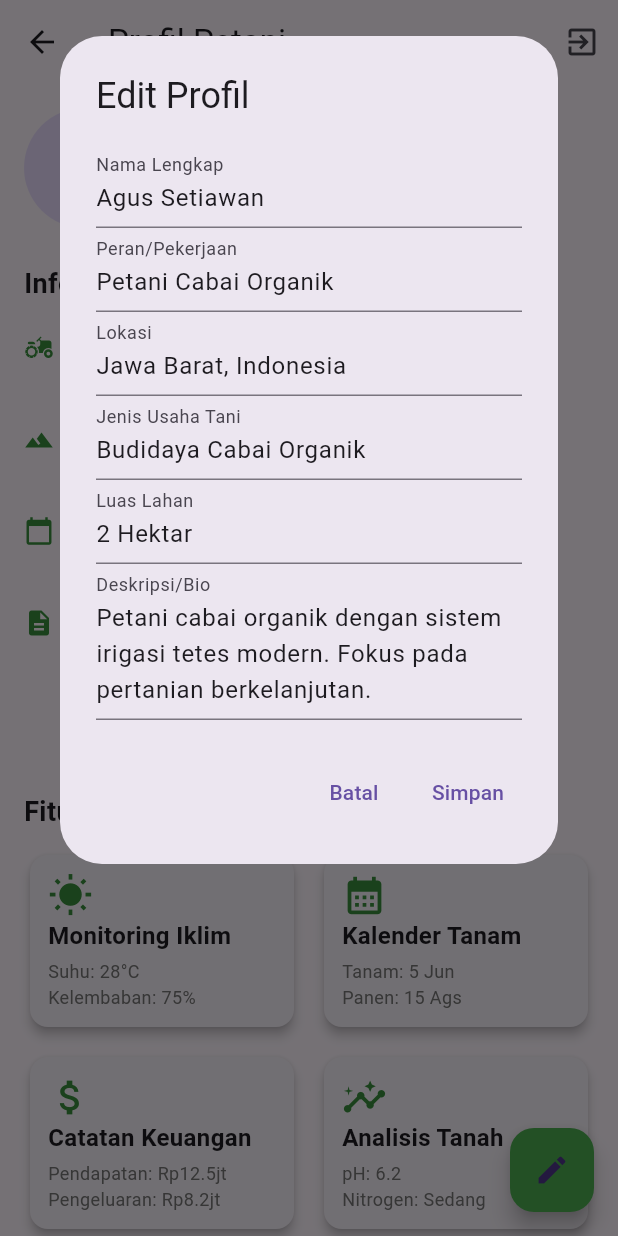
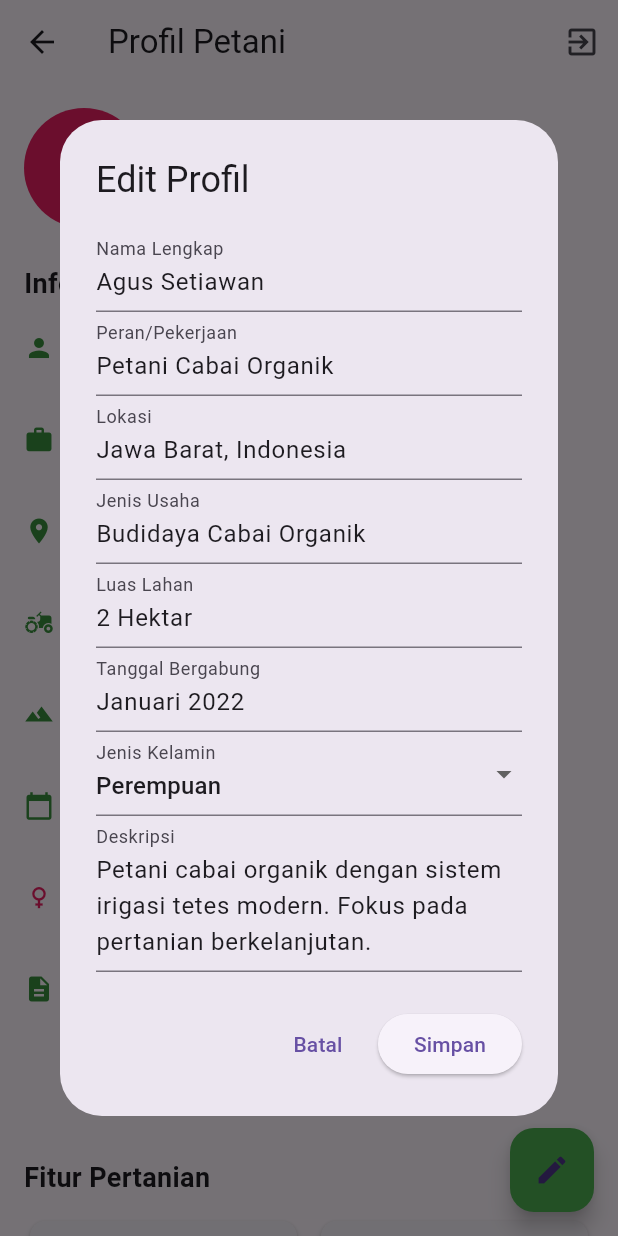
Before and after one commit to faruq010703/pertanian_app, a Flutter app: the ProfileScreen screen opened directly, after a tap on the "edit" icon, on a phone screen of 412 x 824 dp. Run offline on Flutter 3.47's test engine with Material 3 defaults, Android fonts, the light colour scheme and no system bars.

Commit message:
perbarui profil screen

```diff
--- a/analysis_options.yaml
+++ b/analysis_options.yaml
@@ -7,6 +7,11 @@
 
 # The following line activates a set of recommended lints for Flutter apps,
 # packages, and plugins designed to encourage good coding practices.
+analyzer:
+  errors:
+    no_leading_underscores_for_local_identifiers: ignore ignore
+    prefer_typing_uninitialized_variables: ignore
+    sort_child_properties_last: ignore
 include: package:flutter_lints/flutter.yaml
 
 linter:
--- a/lib/screens/profile_screen.dart
+++ b/lib/screens/profile_screen.dart
@@ -1,18 +1,5 @@
 import 'package:flutter/material.dart';
 import 'login_screen.dart';
-
-// Add this class outside of your ProfileScreen class
-class FarmingFeature {
-  final IconData icon;
-  final String title;
-  final String details;
-
-  FarmingFeature({
-    required this.icon,
-    required this.title,
-    required this.details,
-  });
-}
 
 class ProfileScreen extends StatefulWidget {
   const ProfileScreen({super.key});
@@ -22,15 +9,14 @@ class ProfileScreen extends StatefulWidget {
 }
 
 class _ProfileScreenState extends State<ProfileScreen> {
-  String userName = 'Agus Setiawan';
-  String userRole = 'Petani Cabai Organik';
-  String userLocation = 'Jawa Barat, Indonesia';
-  String farmType = 'Budidaya Cabai Organik';
-  String landArea = '2 Hektar';
-  String joinDate = 'Januari 2022';
-  String userBio =
-      'Petani cabai organik dengan sistem irigasi tetes modern. Fokus pada pertanian berkelanjutan.';
-  String profileImageUrl = 'https://example.com/farmer-avatar.jpg';
+  String namaPengguna = 'Agus Setiawan';
+  String peranPengguna = 'Petani Cabai Organik';
+  String lokasiPengguna = 'Jawa Barat, Indonesia';
+  String jenisUsaha = 'Budidaya Cabai Organik';
+  String luasLahan = '2 Hektar';
+  String tanggalBergabung = 'Januari 2022';
+  String bioPengguna = 'Petani cabai organik dengan sistem irigasi tetes modern. Fokus pada pertanian berkelanjutan.';
+  String jenisKelamin = 'Perempuan';
 
   @override
   Widget build(BuildContext context) {
@@ -56,68 +42,158 @@ class _ProfileScreenState extends State<ProfileScreen> {
         child: Column(
           crossAxisAlignment: CrossAxisAlignment.start,
           children: [
-            // Editable Profile Header Section
-            _buildProfileHeader(),
+            _buatHeaderProfil(),
             const SizedBox(height: 24),
-
-            // Editable User Information Section
-            _buildUserInfoSection(),
+            _buatBagianInfoPengguna(),
             const SizedBox(height: 24),
-
-            // Farming Features Section
-            _buildFarmingFeaturesSection(),
+            _buatBagianFiturPertanian(),
           ],
         ),
       ),
       floatingActionButton: FloatingActionButton(
-        onPressed: _showEditProfileDialog,
+        onPressed: _tampilkanDialogEditProfil,
         child: const Icon(Icons.edit),
         backgroundColor: Colors.green,
       ),
     );
   }
 
-  Widget _buildProfileHeader() {
-    return GestureDetector(
-      onTap: _changeProfilePicture,
-      child: Row(
+  Widget _buatHeaderProfil() {
+    return Row(
       children: [
         CircleAvatar(
           radius: 40,
-            backgroundImage: NetworkImage(profileImageUrl),
-            child: profileImageUrl.isEmpty
-                ? const Icon(Icons.person, size: 40)
-                : null,
+          child: Icon(
+            jenisKelamin == 'Perempuan' ? Icons.female : Icons.male,
+            size: 40,
+            color: Colors.white,
+          ),
+          backgroundColor: jenisKelamin == 'Perempuan' ? Colors.pink : Colors.blue,
         ),
         const SizedBox(width: 16),
         Column(
           crossAxisAlignment: CrossAxisAlignment.start,
           children: [
             Text(
-                userName,
+              namaPengguna,
               style: const TextStyle(fontSize: 20, fontWeight: FontWeight.bold),
             ),
             const SizedBox(height: 4),
             Text(
-                userRole,
+              peranPengguna,
               style: TextStyle(color: Colors.grey[600]),
             ),
             const SizedBox(height: 4),
             Row(
               children: [
-                  Icon(Icons.location_on, size: 16, color: Colors.grey[600]),
+                Icon(
+                  jenisKelamin == 'Perempuan' ? Icons.female : Icons.male,
+                  size: 16,
+                  color: jenisKelamin == 'Perempuan' ? Colors.pink : Colors.blue,
+                ),
                 const SizedBox(width: 4),
-                  Text(userLocation),
+                Text(lokasiPengguna),
               ],
             ),
           ],
+        ),
+      ],
+    );
+  }
+
+  void _tampilkanDialogEditProfil() {
+    final namaController = TextEditingController(text: namaPengguna);
+    final peranController = TextEditingController(text: peranPengguna);
+    final lokasiController = TextEditingController(text: lokasiPengguna);
+    final usahaController = TextEditingController(text: jenisUsaha);
+    final lahanController = TextEditingController(text: luasLahan);
+    final bergabungController = TextEditingController(text: tanggalBergabung);
+    final bioController = TextEditingController(text: bioPengguna);
+    String? jenisKelaminTerpilih = jenisKelamin;
+
+    showDialog(
+      context: context,
+      builder: (context) => AlertDialog(
+        title: const Text('Edit Profil'),
+        content: SingleChildScrollView(
+          child: Column(
+            mainAxisSize: MainAxisSize.min,
+            children: [
+              TextField(
+                controller: namaController,
+                decoration: const InputDecoration(labelText: 'Nama Lengkap'),
+              ),
+              TextField(
+                controller: peranController,
+                decoration: const InputDecoration(labelText: 'Peran/Pekerjaan'),
+              ),
+              TextField(
+                controller: lokasiController,
+                decoration: const InputDecoration(labelText: 'Lokasi'),
+              ),
+              TextField(
+                controller: usahaController,
+                decoration: const InputDecoration(labelText: 'Jenis Usaha'),
+              ),
+              TextField(
+                controller: lahanController,
+                decoration: const InputDecoration(labelText: 'Luas Lahan'),
+              ),
+              TextField(
+                controller: bergabungController,
+                decoration: const InputDecoration(labelText: 'Tanggal Bergabung'),
+              ),
+              DropdownButtonFormField<String>(
+                value: jenisKelaminTerpilih,
+                items: ['Laki-laki', 'Perempuan'].map((String value) {
+                  return DropdownMenuItem<String>(
+                    value: value,
+                    child: Text(value),
+                  );
+                }).toList(),
+                onChanged: (newValue) {
+                  jenisKelaminTerpilih = newValue;
+                },
+                decoration: const InputDecoration(labelText: 'Jenis Kelamin'),
+              ),
+              TextField(
+                controller: bioController,
+                maxLines: 3,
+                decoration: const InputDecoration(labelText: 'Deskripsi'),
+              ),
+            ],
+          ),
+        ),
+        actions: [
+          TextButton(
+            onPressed: () => Navigator.pop(context),
+            child: const Text('Batal'),
+          ),
+          ElevatedButton(
+            onPressed: () {
+              setState(() {
+                namaPengguna = namaController.text;
+                peranPengguna = peranController.text;
+                lokasiPengguna = lokasiController.text;
+                jenisUsaha = usahaController.text;
+                luasLahan = lahanController.text;
+                tanggalBergabung = bergabungController.text;
+                bioPengguna = bioController.text;
+                jenisKelamin = jenisKelaminTerpilih ?? jenisKelamin;
+              });
+              Navigator.pop(context);
+              ScaffoldMessenger.of(context).showSnackBar(
+                const SnackBar(content: Text('Profil berhasil diperbarui')),
+              );
+            },
+            child: const Text('Simpan'),
           ),
         ],
       ),
     );
   }
 
-  Widget _buildUserInfoSection() {
+  Widget _buatBagianInfoPengguna() {
     return Column(
       crossAxisAlignment: CrossAxisAlignment.start,
       children: [
@@ -126,33 +202,49 @@ class _ProfileScreenState extends State<ProfileScreen> {
           style: TextStyle(fontSize: 18, fontWeight: FontWeight.bold),
         ),
         const SizedBox(height: 12),
-        _buildInfoItem(Icons.agriculture, 'Jenis Usaha', farmType),
-        _buildInfoItem(Icons.landscape, 'Luas Lahan', landArea),
-        _buildInfoItem(Icons.calendar_today, 'Bergabung Sejak', joinDate),
-        _buildInfoItem(Icons.description, 'Deskripsi', userBio),
+        _buatItemInfo(Icons.person, 'Nama Lengkap', namaPengguna),
+        _buatItemInfo(Icons.work, 'Peran/Pekerjaan', peranPengguna),
+        _buatItemInfo(Icons.location_on, 'Lokasi', lokasiPengguna),
+        _buatItemInfo(Icons.agriculture, 'Jenis Usaha', jenisUsaha),
+        _buatItemInfo(Icons.landscape, 'Luas Lahan', luasLahan),
+        _buatItemInfo(Icons.calendar_today, 'Bergabung Sejak', tanggalBergabung),
+        _buatItemInfo(
+          jenisKelamin == 'Perempuan' ? Icons.female : Icons.male,
+          'Jenis Kelamin',
+          jenisKelamin
+        ),
+        _buatItemInfo(Icons.description, 'Deskripsi', bioPengguna),
       ],
     );
   }
 
-  Widget _buildInfoItem(IconData icon, String title, String value) {
+  Widget _buatItemInfo(IconData ikon, String judul, String nilai) {
     return Padding(
       padding: const EdgeInsets.symmetric(vertical: 8.0),
       child: Row(
         crossAxisAlignment: CrossAxisAlignment.start,
         children: [
-          Icon(icon, size: 20, color: Colors.green[700]),
+          Icon(
+            ikon,
+            size: 20,
+            color: ikon == Icons.female
+              ? Colors.pink
+              : ikon == Icons.male
+                ? Colors.blue
+                : Colors.green[700],
+          ),
           const SizedBox(width: 12),
           Expanded(
             child: Column(
               crossAxisAlignment: CrossAxisAlignment.start,
               children: [
                 Text(
-                  title,
+                  judul,
                   style: TextStyle(color: Colors.grey[600], fontSize: 14),
                 ),
                 const SizedBox(height: 2),
                 Text(
-                  value,
+                  nilai,
                   style: const TextStyle(fontSize: 16),
                 ),
               ],
@@ -163,29 +255,28 @@ class _ProfileScreenState extends State<ProfileScreen> {
     );
   }
 
-  Widget _buildFarmingFeaturesSection() {
-    // Define farming features data
-    final List<FarmingFeature> features = [
-      FarmingFeature(
-        icon: Icons.wb_sunny,
-        title: 'Monitoring Iklim',
-        details: 'Suhu: 28°C\nKelembaban: 75%',
-      ),
-      FarmingFeature(
-        icon: Icons.calendar_month,
-        title: 'Kalender Tanam',
-        details: 'Tanam: 5 Jun\nPanen: 15 Ags',
-      ),
-      FarmingFeature(
-        icon: Icons.attach_money,
-        title: 'Catatan Keuangan',
-        details: 'Pendapatan: Rp12.5jt\nPengeluaran: Rp8.2jt',
-      ),
-      FarmingFeature(
-        icon: Icons.insights,
-        title: 'Analisis Tanah',
-        details: 'pH: 6.2\nNitrogen: Sedang',
-      ),
+  Widget _buatBagianFiturPertanian() {
+    final List<Map<String, dynamic>> fitur = [
+      {
+        'ikon': Icons.wb_sunny,
+        'judul': 'Monitoring Iklim',
+        'detail': 'Suhu: 28°C\nKelembaban: 75%',
+      },
+      {
+        'ikon': Icons.calendar_month,
+        'judul': 'Kalender Tanam',
+        'detail': 'Tanam: 5 Jun\nPanen: 15 Ags',
+      },
+      {
+        'ikon': Icons.attach_money,
+        'judul': 'Catatan Keuangan',
+        'detail': 'Pendapatan: Rp12.5jt\nPengeluaran: Rp8.2jt',
+      },
+      {
+        'ikon': Icons.insights,
+        'judul': 'Analisis Tanah',
+        'detail': 'pH: 6.2\nNitrogen: Sedang',
+      },
     ];
 
     return Column(
@@ -201,53 +292,41 @@ class _ProfileScreenState extends State<ProfileScreen> {
           physics: const NeverScrollableScrollPhysics(),
           gridDelegate: const SliverGridDelegateWithFixedCrossAxisCount(
             crossAxisCount: 2,
-            childAspectRatio: 1.5,
-            crossAxisSpacing: 12,
-            mainAxisSpacing: 12,
+            childAspectRatio: 1.0,
+            crossAxisSpacing: 8,
+            mainAxisSpacing: 8,
           ),
-          itemCount: features.length,
+          itemCount: fitur.length,
           itemBuilder: (context, index) {
-            return _buildFeatureCard(
-              features[index].icon,
-              features[index].title,
-              features[index].details,
-            );
-          },
-        ),
-      ],
-    );
-  }
-
-  Widget _buildFeatureCard(IconData icon, String title, String details) {
             return Card(
-      elevation: 3,
+              elevation: 2,
               shape: RoundedRectangleBorder(
-        borderRadius: BorderRadius.circular(12),
+                borderRadius: BorderRadius.circular(10),
               ),
               child: Padding(
-        padding: const EdgeInsets.all(12.0),
+                padding: const EdgeInsets.all(10.0),
                 child: Column(
                   crossAxisAlignment: CrossAxisAlignment.start,
                   mainAxisAlignment: MainAxisAlignment.spaceBetween,
                   children: [
-            Icon(icon, size: 30, color: Colors.green[700]),
+                    Icon(fitur[index]['ikon'], size: 24, color: Colors.green[700]),
                     Column(
                       crossAxisAlignment: CrossAxisAlignment.start,
                       children: [
                         Text(
-                  title,
+                          fitur[index]['judul'],
                           style: const TextStyle(
                             fontWeight: FontWeight.bold,
-                    fontSize: 16,
+                            fontSize: 14,
                           ),
                         ),
-                const SizedBox(height: 4),
+                        const SizedBox(height: 2),
                         Text(
-                  details,
+                          fitur[index]['detail'],
                           style: TextStyle(
-                    fontSize: 12,
+                            fontSize: 11,
                             color: Colors.grey[600],
-                    height: 1.4,
+                            height: 1.3,
                           ),
                         ),
                       ],
@@ -256,141 +335,9 @@ class _ProfileScreenState extends State<ProfileScreen> {
                 ),
               ),
             );
-  }
-
-  void _changeProfilePicture() {
-    showDialog(
-      context: context,
-      builder: (context) => AlertDialog(
-        title: const Text('Ubah Foto Profil'),
-        content: Column(
-          mainAxisSize: MainAxisSize.min,
-          children: [
-            ListTile(
-              leading: const Icon(Icons.camera_alt),
-              title: const Text('Ambil Foto'),
-              onTap: () {
-                // Implement camera functionality
-                Navigator.pop(context);
-              },
-            ),
-            ListTile(
-              leading: const Icon(Icons.photo_library),
-              title: const Text('Pilih dari Galeri'),
-              onTap: () {
-                // Implement gallery picker functionality
-                Navigator.pop(context);
-              },
-            ),
-            ListTile(
-              leading: const Icon(Icons.link),
-              title: const Text('Masukkan URL Gambar'),
-              onTap: () {
-                Navigator.pop(context);
-                _showImageUrlDialog();
           },
         ),
       ],
-        ),
-      ),
-    );
-  }
-
-  void _showImageUrlDialog() {
-    TextEditingController urlController = TextEditingController();
-
-    showDialog(
-      context: context,
-      builder: (context) => AlertDialog(
-        title: const Text('Masukkan URL Gambar'),
-        content: TextField(
-          controller: urlController,
-          decoration: const InputDecoration(hintText: 'https://example.com/image.jpg'),
-        ),
-        actions: [
-          TextButton(
-            onPressed: () => Navigator.pop(context),
-            child: const Text('Batal'),
-          ),
-          TextButton(
-            onPressed: () {
-              setState(() {
-                profileImageUrl = urlController.text;
-              });
-              Navigator.pop(context);
-            },
-            child: const Text('Simpan'),
-          ),
-        ],
-      ),
-    );
-  }
-
-  void _showEditProfileDialog() {
-    TextEditingController nameController = TextEditingController(text: userName);
-    TextEditingController roleController = TextEditingController(text: userRole);
-    TextEditingController locationController = TextEditingController(text: userLocation);
-    TextEditingController farmTypeController = TextEditingController(text: farmType);
-    TextEditingController landAreaController = TextEditingController(text: landArea);
-    TextEditingController bioController = TextEditingController(text: userBio);
-
-    showDialog(
-      context: context,
-      builder: (context) => SingleChildScrollView(
-        child: AlertDialog(
-          title: const Text('Edit Profil'),
-          content: Column(
-            mainAxisSize: MainAxisSize.min,
-            children: [
-              TextField(
-                controller: nameController,
-                decoration: const InputDecoration(labelText: 'Nama Lengkap'),
-              ),
-              TextField(
-                controller: roleController,
-                decoration: const InputDecoration(labelText: 'Peran/Pekerjaan'),
-              ),
-              TextField(
-                controller: locationController,
-                decoration: const InputDecoration(labelText: 'Lokasi'),
-              ),
-              TextField(
-                controller: farmTypeController,
-                decoration: const InputDecoration(labelText: 'Jenis Usaha Tani'),
-              ),
-              TextField(
-                controller: landAreaController,
-                decoration: const InputDecoration(labelText: 'Luas Lahan'),
-              ),
-              TextField(
-                controller: bioController,
-                maxLines: 3,
-                decoration: const InputDecoration(labelText: 'Deskripsi/Bio'),
-              ),
-            ],
-          ),
-          actions: [
-            TextButton(
-              onPressed: () => Navigator.pop(context),
-              child: const Text('Batal'),
-            ),
-            TextButton(
-              onPressed: () {
-                setState(() {
-                  userName = nameController.text;
-                  userRole = roleController.text;
-                  userLocation = locationController.text;
-                  farmType = farmTypeController.text;
-                  landArea = landAreaController.text;
-                  userBio = bioController.text;
-                });
-                Navigator.pop(context);
-              },
-              child: const Text('Simpan'),
-            ),
-          ],
-        ),
-      ),
     );
   }
 }
--- a/pubspec.yaml
+++ b/pubspec.yaml
@@ -32,6 +32,7 @@ dependencies:
     sdk: flutter
   http: ^0.13.6
   shared_preferences: ^2.2.2
+  image_picker: ^1.0.4
   # The following adds the Cupertino Icons font to your application.
   # Use with the CupertinoIcons class for iOS style icons.
   cupertino_icons: ^1.0.8
```
Also changed, not shown: pubspec.lock, 5 other files. Lines whose indentation alone changed are shown as unchanged.
